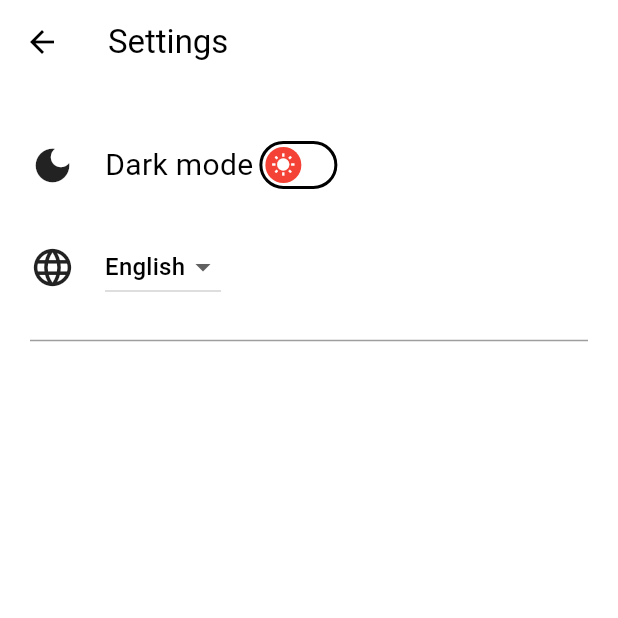
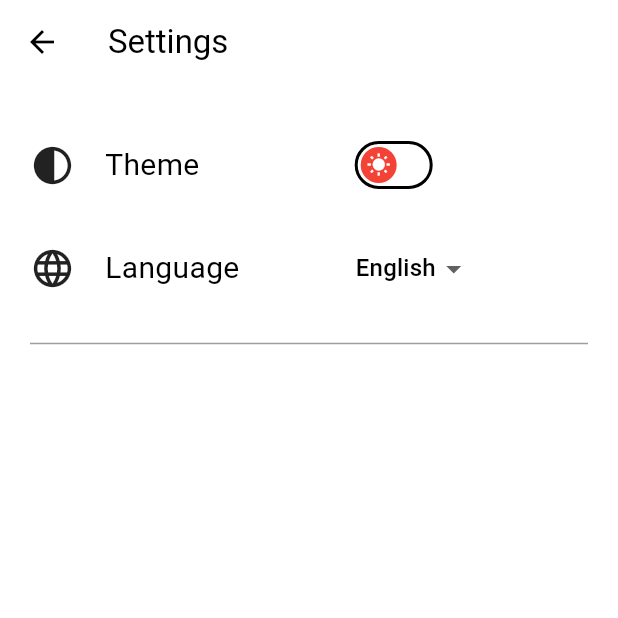
Before and after one commit to Vercixxx/fdfms_app, a Flutter app: the MainPage screen opened directly, in the side drawer, after a tap on "Settings", on a phone screen of 412 x 824 dp, the top half of it. Run offline on Flutter 3.47's test engine with Material 3 defaults, Android fonts, the phone set to English and light mode, and no system bars; our stand-ins replace curved_labeled_navigation_bar, flutter_slidable, get_storage, material_design_icons_flutter, slide_to_act, table_calendar; missing offline and left inert: animated_snack_bar; accounts and stored records are empty; generated files the repository leaves out were written again.

Commit message:
Update dependencies and fix UI color issues. Added provider and switch for changing theme dark/light. Changed design of dropdown component in settings/language

```diff
--- a/lib/components/switch.dart
+++ b/lib/components/switch.dart
@@ -28,7 +28,6 @@ class _SwitchComponentState extends State<SwitchComponent> {
       onChanged: (value) {
         setState(() {
           isSwitched = value;
-          print(value);
           if (value) {
             widget.actionOn();
           } else {
@@ -39,9 +38,9 @@ class _SwitchComponentState extends State<SwitchComponent> {
       thumbColor: MaterialStateProperty.resolveWith<Color>(
         (Set<MaterialState> states) {
           if (states.contains(MaterialState.selected)) {
-            return Colors.green; // Use the color you want when the switch is on
+            return Colors.green;
           }
-          return Colors.red; // Use the color you want when the switch is off
+          return Colors.red;
         },
       ),
       thumbIcon: MaterialStateProperty.resolveWith<Icon>(
--- a/lib/main.dart
+++ b/lib/main.dart
@@ -2,14 +2,18 @@ import 'package:flutter/material.dart';
 
 // Storage
 import 'package:get_storage/get_storage.dart';
+import 'package:provider/provider.dart';
 
 // My pages
 import 'pages/login_page.dart';
-import 'theme/theme.dart';
+import 'theme/theme_provider.dart';
 
 void main() async {
   await GetStorage.init();
-  runApp(const MyApp());
+  runApp(ChangeNotifierProvider(
+    create: (context) => ThemeProvider(),
+    child: const MyApp(),
+  ));
 }
 
 class MyApp extends StatelessWidget {
@@ -21,8 +25,7 @@ class MyApp extends StatelessWidget {
       debugShowCheckedModeBanner: false,
       title: 'FDFMS',
       home: LoginPage(),
-      theme: lightMode,
-      darkTheme: darkMode,
+      theme: Provider.of<ThemeProvider>(context).themeData,
     );
   }
 }
--- a/lib/pages/main_page.dart
+++ b/lib/pages/main_page.dart
@@ -33,7 +33,7 @@ class _MainPageState extends State<MainPage> {
 
       // Bottom menu
       bottomNavigationBar: CurvedNavigationBar(
-          backgroundColor: Theme.of(context).colorScheme.background,
+          backgroundColor: Colors.transparent,
           color: Color.fromARGB(255, 12, 136, 95),
           animationDuration: const Duration(milliseconds: 200),
           height: 60,
--- a/lib/pages/menu.dart
+++ b/lib/pages/menu.dart
@@ -53,7 +53,7 @@ class NavBar extends StatelessWidget {
               ),
               accountEmail: Text(email),
               currentAccountPicture: CircleAvatar(
-                backgroundColor: Theme.of(context).colorScheme.background,
+                backgroundColor: Theme.of(context).colorScheme.secondary,
                 child: Icon(
                   Icons.person,
                   size: 50,
--- a/lib/pages/settings.dart
+++ b/lib/pages/settings.dart
@@ -1,6 +1,8 @@
 import 'package:flutter/material.dart';
+import 'package:provider/provider.dart';
 
 import '../components/switch.dart';
+import '../theme/theme_provider.dart';
 
 class SettingsPage extends StatefulWidget {
   const SettingsPage({Key? key}) : super(key: key);
@@ -27,19 +29,26 @@ class _SettingsPageState extends State<SettingsPage> {
           ),
           // Darkmode
           Row(
+            mainAxisAlignment: MainAxisAlignment.spaceBetween,
             children: [
-              const Icon(
-                Icons.dark_mode,
+              const Row(
+                children: [
+                  Icon(
+                    Icons.contrast,
                     size: 30,
                   ),
-              const SizedBox(
+                  SizedBox(
                     width: 20,
                   ),
-              const Text(
-                'Dark mode',
+                  Text(
+                    'Theme',
                     style: TextStyle(fontSize: 20),
                   ),
-              SwitchComponent(
+                ],
+              ),
+              Expanded(
+                child: Center(
+                  child: SwitchComponent(
                     iconOn: const Icon(
                       Icons.nightlight_round,
                       color: Colors.white,
@@ -48,27 +57,53 @@ class _SettingsPageState extends State<SettingsPage> {
                       Icons.wb_sunny,
                       color: Colors.white,
                     ),
-                actionOn: () {},
-                actionOff: () {},
+                    actionOn: () {
+                      Provider.of<ThemeProvider>(context, listen: false)
+                          .setDarkMode(true);
+                    },
+                    actionOff: () {
+                      Provider.of<ThemeProvider>(context, listen: false)
+                          .setDarkMode(false);
+                    },
+                  ),
+                ),
               ),
             ],
           ),
           // Darkmode
+
           const SizedBox(
             height: 20,
           ),
+
           Row(
+            mainAxisAlignment: MainAxisAlignment.spaceBetween,
             children: [
-              const Icon(
+              const Row(
+                children: [
+                  Icon(
                     Icons.language,
                     size: 30,
                   ),
-              const SizedBox(
+                  SizedBox(
                     width: 20,
                   ),
-              DropdownButton(
+                  Text(
+                    'Language',
+                    style: TextStyle(fontSize: 20),
+                  ),
+                ],
+              ),
+              Expanded(
+                child: Center(
+                  child: DropdownButton(
+                    focusColor: Theme.of(context).colorScheme.background,
+                    underline: Container(),
                     value: selectedLanguage,
                     borderRadius: BorderRadius.circular(10),
+                    padding:
+                        const EdgeInsets.symmetric(horizontal: 50, vertical: 1),
+                    alignment: Alignment.center,
                     onChanged: (String? newValue) {
                       setState(() {
                         selectedLanguage = newValue!;
@@ -77,13 +112,18 @@ class _SettingsPageState extends State<SettingsPage> {
                     items: const [
                       DropdownMenuItem(
                         value: 'English',
+                        alignment: Alignment.center,
                         child: Text('English'),
                       ),
                       DropdownMenuItem(
                         value: 'Polish',
+                        alignment: Alignment.center,
                         child: Text('Polish'),
                       ),
-                  ]),
+                    ],
+                  ),
+                ),
+              ),
             ],
           ),
           Divider(
--- a/lib/theme/theme.dart
+++ b/lib/theme/theme.dart
@@ -3,7 +3,7 @@ import 'package:flutter/material.dart';
 ThemeData lightMode = ThemeData(
   brightness: Brightness.light,
   colorScheme: ColorScheme.light(
-    background: Colors.grey.shade400,
+    background: Colors.grey.shade200,
     primary: Color.fromARGB(255, 12, 136, 95),
     secondary: Color.fromARGB(255, 255, 229, 180),
   ),
--- /dev/null
+++ b/lib/theme/theme_provider.dart
@@ -0,0 +1,18 @@
+import 'package:flutter/material.dart';
+import './theme.dart';
+
+class ThemeProvider extends ChangeNotifier {
+  ThemeData _themeData = lightMode;
+
+  ThemeData get themeData => _themeData;
+
+  set themeData(ThemeData themeData) {
+    _themeData = themeData;
+    notifyListeners();
+  }
+
+  void setDarkMode(bool isDarkMode) {
+    _themeData = isDarkMode ? darkMode : lightMode;
+    notifyListeners();
+  }
+}
--- a/pubspec.yaml
+++ b/pubspec.yaml
@@ -24,6 +24,7 @@ dependencies:
   animated_snack_bar: ^0.4.0
   slide_to_act: ^2.0.2
   table_calendar: ^3.0.9
+  provider:
 
 dev_dependencies:
   flutter_test:
```
Also changed, not shown: pubspec.lock. Lines whose indentation alone changed are shown as unchanged.
